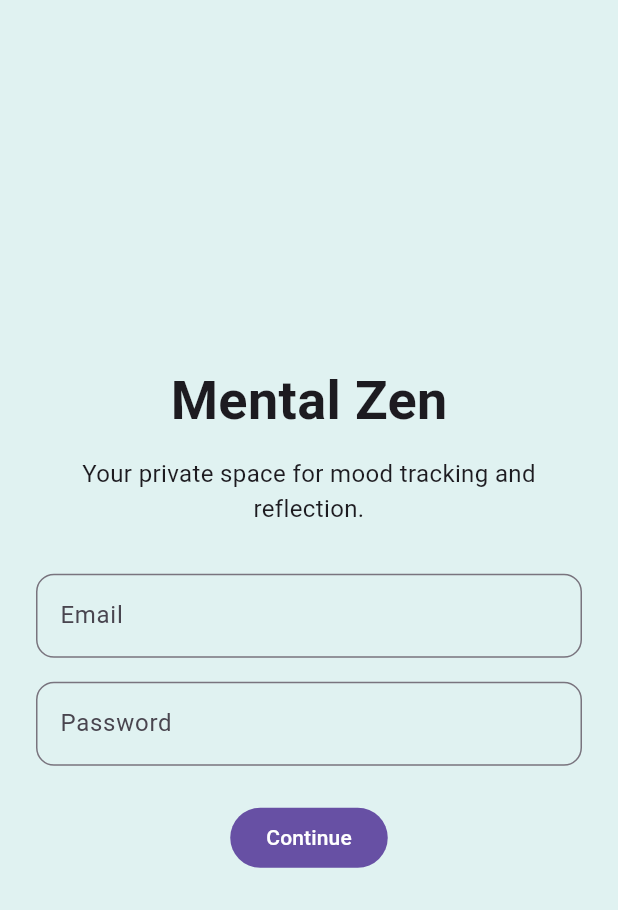
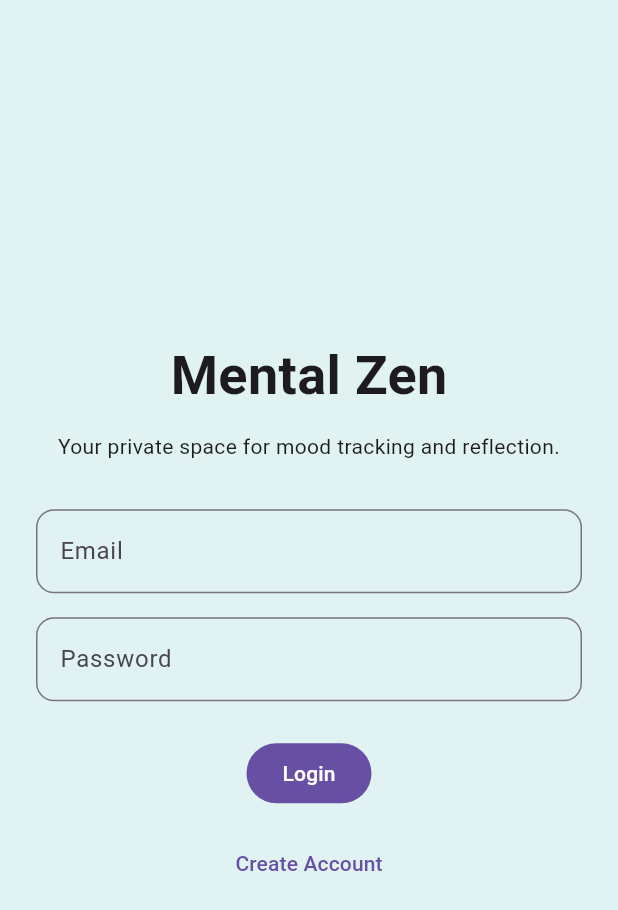
Before and after one commit to rdinani1/MentalZen, a Flutter app: the screen it shows after launch, on a phone screen of 412 x 824 dp. Shown: the top 910 px of the screen. Run offline on Flutter 3.47's test engine with Material 3 defaults, Android fonts, the phone set to English and light mode, and no system bars; our stand-ins replace firebase_auth, firebase_core; accounts and stored records are empty.

Commit message:
Implement Firebase authentication (login, signup, logout)

```diff
--- a/lib/screens/login_screen.dart
+++ b/lib/screens/login_screen.dart
@@ -1,4 +1,5 @@
 import 'package:flutter/material.dart';
+import '../services/auth_service.dart';
 import 'dashboard_screen.dart';
 
 class LoginScreen extends StatelessWidget {
@@ -6,6 +7,10 @@ class LoginScreen extends StatelessWidget {
 
   @override
   Widget build(BuildContext context) {
+    final emailController = TextEditingController();
+    final passwordController = TextEditingController();
+    final auth = AuthService();
+
     return Scaffold(
       backgroundColor: Colors.teal.shade50,
       body: Center(
@@ -22,10 +27,11 @@ class LoginScreen extends StatelessWidget {
               const Text(
                 'Your private space for mood tracking and reflection.',
                 textAlign: TextAlign.center,
-                style: TextStyle(fontSize: 16),
               ),
               const SizedBox(height: 32),
+
               TextField(
+                controller: emailController,
                 decoration: InputDecoration(
                   labelText: 'Email',
                   border: OutlineInputBorder(
@@ -33,8 +39,11 @@ class LoginScreen extends StatelessWidget {
                   ),
                 ),
               ),
+
               const SizedBox(height: 16),
+
               TextField(
+                controller: passwordController,
                 obscureText: true,
                 decoration: InputDecoration(
                   labelText: 'Password',
@@ -43,17 +52,52 @@ class LoginScreen extends StatelessWidget {
                   ),
                 ),
               ),
+
               const SizedBox(height: 24),
+
               FilledButton(
-                onPressed: () {
-                  Navigator.pushReplacement(
-                    context,
-                    MaterialPageRoute(
-                      builder: (_) => const DashboardScreen(),
-                    ),
+                onPressed: () async {
+                  final user = await auth.login(
+                    emailController.text.trim(),
+                    passwordController.text.trim(),
                   );
+
+                  if (user != null) {
+                    Navigator.pushReplacement(
+                      context,
+                      MaterialPageRoute(
+                        builder: (_) => const DashboardScreen(),
+                      ),
+                    );
+                  } else {
+                    ScaffoldMessenger.of(context).showSnackBar(
+                      const SnackBar(content: Text('Login failed')),
+                    );
+                  }
                 },
-                child: const Text('Continue'),
+                child: const Text('Login'),
+              ),
+
+              const SizedBox(height: 12),
+
+              TextButton(
+                onPressed: () async {
+                  final user = await auth.signUp(
+                    emailController.text.trim(),
+                    passwordController.text.trim(),
+                  );
+
+                  if (user != null) {
+                    ScaffoldMessenger.of(context).showSnackBar(
+                      const SnackBar(content: Text('Account created!')),
+                    );
+                  } else {
+                    ScaffoldMessenger.of(context).showSnackBar(
+                      const SnackBar(content: Text('Signup failed')),
+                    );
+                  }
+                },
+                child: const Text('Create Account'),
               ),
             ],
           ),
```
